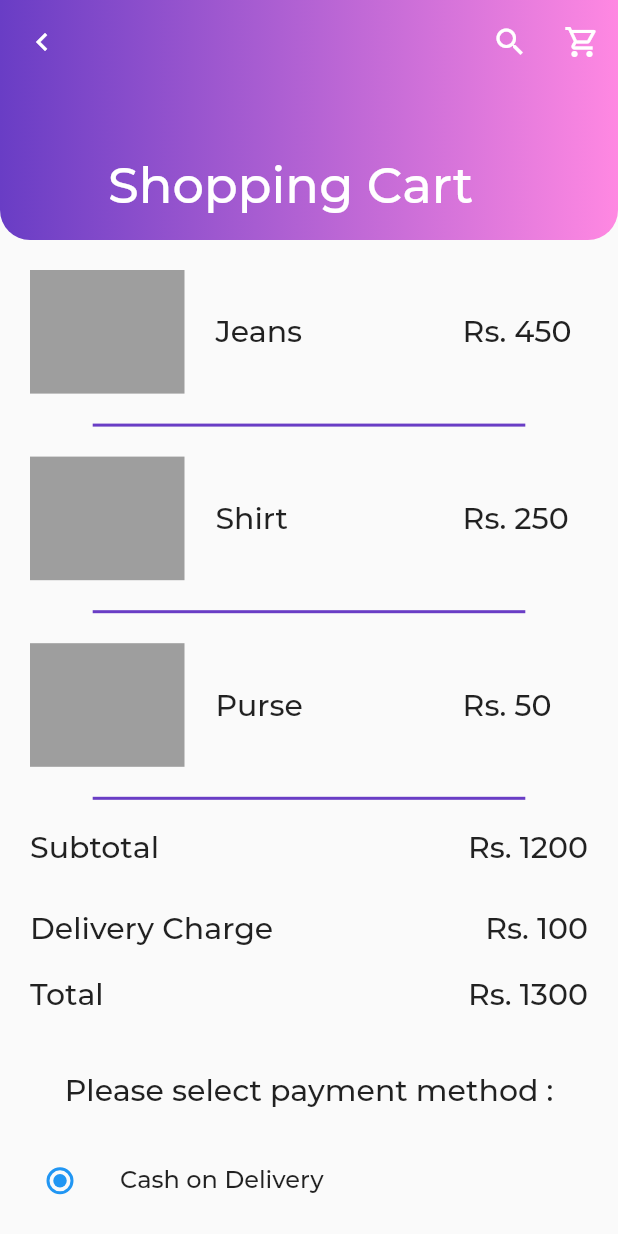
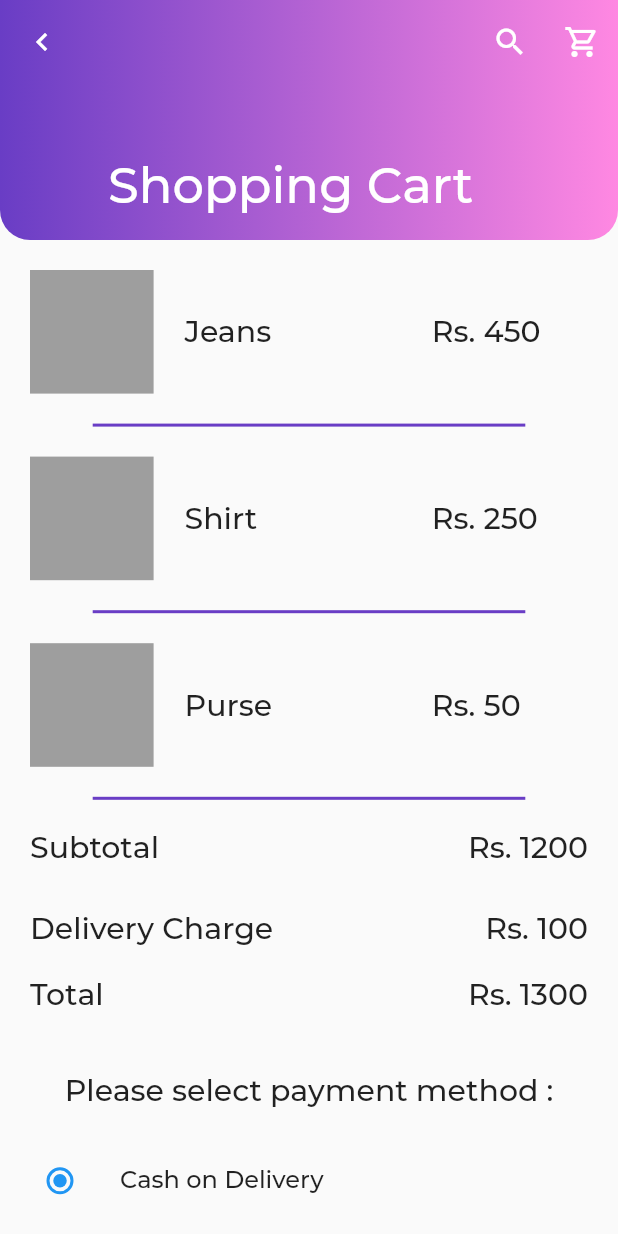
Before and after one commit to barbie-in-tech/HackOn, a Flutter app: the screen it shows after launch, after a tap on the "shopping cart" icon, on a phone screen of 412 x 824 dp. Run offline on Flutter 3.47's test engine with Material 2 defaults, Android fonts, the phone set to English and light mode, and no system bars; our stand-ins replace cloud_firestore, firebase_auth, firebase_core, firebase_storage, image_picker; accounts and stored records are empty; network calls fail; project files that could hold a hidden picture were left out.

Commit message:
final update

```diff
--- a/lib/Screens/cart.dart
+++ b/lib/Screens/cart.dart
@@ -33,7 +33,7 @@ class _ShoppingCartState extends State<ShoppingCart> {
                             color: Colors.grey,
 //              child: Image(image: ,),
                             height: MediaQuery.of(context).size.height * 0.1,
-                            width: MediaQuery.of(context).size.width * 0.25,
+                            width: MediaQuery.of(context).size.width * 0.20,
                           ),
                           SizedBox(
                             width: MediaQuery.of(context).size.width * 0.05,
@@ -87,7 +87,7 @@ class _ShoppingCartState extends State<ShoppingCart> {
                             color: Colors.grey,
 //              child: Image(image: ,),
                             height: MediaQuery.of(context).size.height * 0.1,
-                            width: MediaQuery.of(context).size.width * 0.25,
+                            width: MediaQuery.of(context).size.width * 0.20,
                           ),
                           SizedBox(
                             width: MediaQuery.of(context).size.width * 0.05,
@@ -141,7 +141,7 @@ class _ShoppingCartState extends State<ShoppingCart> {
                             color: Colors.grey,
 //              child: Image(image: ,),
                             height: MediaQuery.of(context).size.height * 0.1,
-                            width: MediaQuery.of(context).size.width * 0.25,
+                            width: MediaQuery.of(context).size.width * 0.20,
                           ),
                           SizedBox(
                             width: MediaQuery.of(context).size.width * 0.05,
@@ -330,7 +330,11 @@ class _ShoppingCartState extends State<ShoppingCart> {
                             ),
                           ),
                         ),
-                        onPressed: () {})
+                        onPressed: () {}),
+
+                        SizedBox(
+                          height: 100,
+                        )
                   ],
                 );
               },
--- a/lib/Screens/home_Screen.dart
+++ b/lib/Screens/home_Screen.dart
@@ -75,7 +75,7 @@ class _HomeScreenState extends State<HomeScreen> {
               Icons.menu,
               authData.currentUserData.isNotEmpty
                   ? "Hey ${currentUserData["Name"]}!"
-                  : "Hey Random!",
+                  : "Hey User!",
               drawerHandler,
             ),
             SliverList(
```
Also changed, not shown: pubspec.lock.
